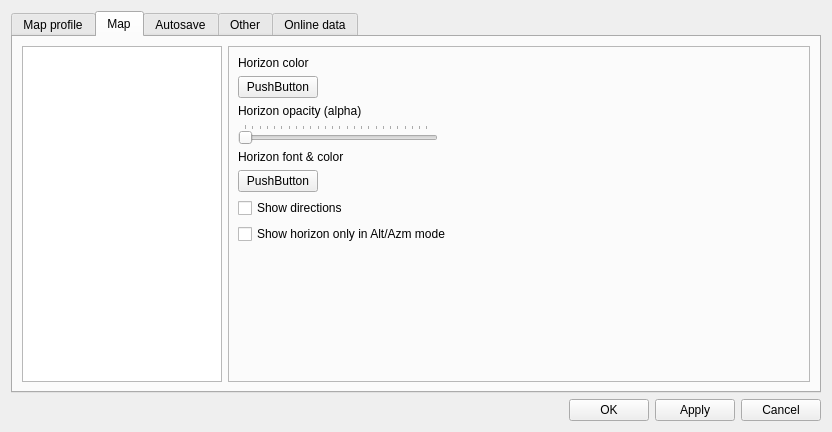
First picture: the form in csetting.ui, repository PavelMr/skytechx, before the edit.
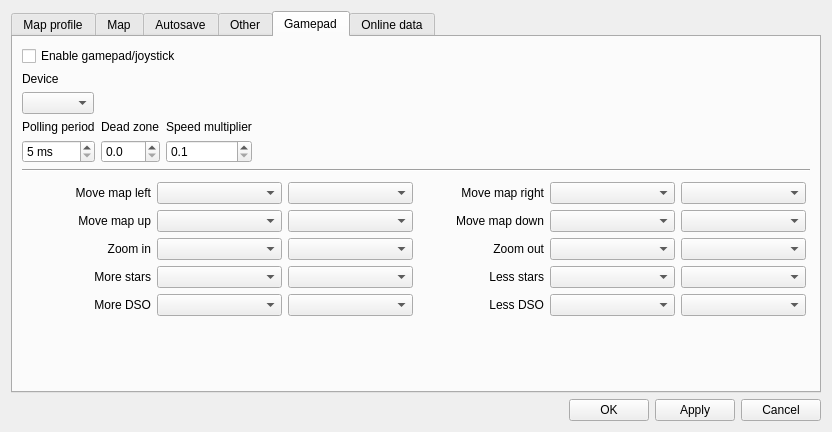
Second picture: the form after the edit. Custom widgets are drawn as their Qt base class.

Diff of the .ui file:
```diff
--- a/csetting.ui
+++ b/csetting.ui
@@ -20,7 +20,7 @@
       <enum>QTabWidget::Rounded</enum>
      </property>
      <property name="currentIndex">
-      <number>1</number>
+      <number>4</number>
      </property>
      <property name="documentMode">
       <bool>false</bool>
@@ -3435,6 +3435,327 @@
        </item>
       </layout>
      </widget>
+     <widget class="QWidget" name="tab_16">
+      <attribute name="title">
+       <string>Gamepad</string>
+      </attribute>
+      <layout class="QVBoxLayout" name="verticalLayout_79">
+       <item>
+        <layout class="QVBoxLayout" name="verticalLayout_78">
+         <item>
+          <widget class="QCheckBox" name="cb_gamepad">
+           <property name="text">
+            <string>Enable gamepad/joystick</string>
+           </property>
+          </widget>
+         </item>
+         <item>
+          <widget class="QLabel" name="label_81">
+           <property name="text">
+            <string>Device</string>
+           </property>
+          </widget>
+         </item>
+         <item>
+          <layout class="QHBoxLayout" name="horizontalLayout_11">
+           <item>
+            <widget class="QComboBox" name="cb_device"/>
+           </item>
+           <item>
+            <spacer name="horizontalSpacer_8">
+             <property name="orientation">
+              <enum>Qt::Horizontal</enum>
+             </property>
+             <property name="sizeHint" stdset="0">
+              <size>
+               <width>40</width>
+               <height>20</height>
+              </size>
+             </property>
+            </spacer>
+           </item>
+          </layout>
+         </item>
+         <item>
+          <layout class="QGridLayout" name="gridLayout_9">
+           <item row="1" column="0">
+            <widget class="QSpinBox" name="sb_period">
+             <property name="suffix">
+              <string> ms</string>
+             </property>
+             <property name="minimum">
+              <number>5</number>
+             </property>
+             <property name="maximum">
+              <number>500</number>
+             </property>
+             <property name="singleStep">
+              <number>5</number>
+             </property>
+            </widget>
+           </item>
+           <item row="1" column="2">
+            <widget class="QDoubleSpinBox" name="sb_gp_speed">
+             <property name="decimals">
+              <number>1</number>
+             </property>
+             <property name="minimum">
+              <double>0.100000000000000</double>
+             </property>
+             <property name="maximum">
+              <double>5.000000000000000</double>
+             </property>
+             <property name="singleStep">
+              <double>0.250000000000000</double>
+             </property>
+            </widget>
+           </item>
+           <item row="0" column="0">
+            <widget class="QLabel" name="label_92">
+             <property name="text">
+              <string>Polling period</string>
+             </property>
+            </widget>
+           </item>
+           <item row="0" column="1">
+            <widget class="QLabel" name="label_93">
+             <property name="text">
+              <string>Dead zone</string>
+             </property>
+            </widget>
+           </item>
+           <item row="0" column="2">
+            <widget class="QLabel" name="label_94">
+             <property name="text">
+              <string>Speed multiplier</string>
+             </property>
+            </widget>
+           </item>
+           <item row="1" column="3">
+            <spacer name="horizontalSpacer_9">
+             <property name="orientation">
+              <enum>Qt::Horizontal</enum>
+             </property>
+             <property name="sizeHint" stdset="0">
+              <size>
+               <width>40</width>
+               <height>20</height>
+              </size>
+             </property>
+            </spacer>
+           </item>
+           <item row="1" column="1">
+            <widget class="QDoubleSpinBox" name="sb_dead_zone">
+             <property name="decimals">
+              <number>1</number>
+             </property>
+             <property name="maximum">
+              <double>90.000000000000000</double>
+             </property>
+            </widget>
+           </item>
+          </layout>
+         </item>
+         <item>
+          <widget class="Line" name="line_2">
+           <property name="orientation">
+            <enum>Qt::Horizontal</enum>
+           </property>
+          </widget>
+         </item>
+         <item>
+          <layout class="QGridLayout" name="gridLayout_8">
+           <property name="leftMargin">
+            <number>4</number>
+           </property>
+           <property name="topMargin">
+            <number>4</number>
+           </property>
+           <property name="rightMargin">
+            <number>4</number>
+           </property>
+           <property name="bottomMargin">
+            <number>4</number>
+           </property>
+           <item row="3" column="0">
+            <widget class="QLabel" name="label_88">
+             <property name="text">
+              <string>More stars</string>
+             </property>
+             <property name="alignment">
+              <set>Qt::AlignRight|Qt::AlignTrailing|Qt::AlignVCenter</set>
+             </property>
+            </widget>
+           </item>
+           <item row="3" column="1">
+            <widget class="QComboBox" name="cb_more_stars"/>
+           </item>
+           <item row="3" column="3">
+            <widget class="QLabel" name="label_89">
+             <property name="text">
+              <string>Less stars</string>
+             </property>
+             <property name="alignment">
+              <set>Qt::AlignRight|Qt::AlignTrailing|Qt::AlignVCenter</set>
+             </property>
+            </widget>
+           </item>
+           <item row="3" column="4">
+            <widget class="QComboBox" name="cb_less_stars"/>
+           </item>
+           <item row="4" column="0">
+            <widget class="QLabel" name="label_90">
+             <property name="text">
+              <string>More DSO</string>
+             </property>
+             <property name="alignment">
+              <set>Qt::AlignRight|Qt::AlignTrailing|Qt::AlignVCenter</set>
+             </property>
+            </widget>
+           </item>
+           <item row="4" column="1">
+            <widget class="QComboBox" name="cb_more_dso"/>
+           </item>
+           <item row="4" column="3">
+            <widget class="QLabel" name="label_91">
+             <property name="text">
+              <string>Less DSO</string>
+             </property>
+             <property name="alignment">
+              <set>Qt::AlignRight|Qt::AlignTrailing|Qt::AlignVCenter</set>
+             </property>
+            </widget>
+           </item>
+           <item row="4" column="4">
+            <widget class="QComboBox" name="cb_less_dso"/>
+           </item>
+           <item row="1" column="2">
+            <widget class="QComboBox" name="cb_up_2"/>
+           </item>
+           <item row="0" column="2">
+            <widget class="QComboBox" name="cb_left_2"/>
+           </item>
+           <item row="3" column="2">
+            <widget class="QComboBox" name="cb_more_stars_2"/>
+           </item>
+           <item row="4" column="2">
+            <widget class="QComboBox" name="cb_more_dso_2"/>
+           </item>
+           <item row="2" column="2">
+            <widget class="QComboBox" name="cb_zoom_in_2"/>
+           </item>
+           <item row="1" column="4">
+            <widget class="QComboBox" name="cb_down"/>
+           </item>
+           <item row="1" column="1">
+            <widget class="QComboBox" name="cb_up"/>
+           </item>
+           <item row="1" column="3">
+            <widget class="QLabel" name="label_82">
+             <property name="text">
+              <string>Move map down</string>
+             </property>
+             <property name="alignment">
+              <set>Qt::AlignRight|Qt::AlignTrailing|Qt::AlignVCenter</set>
+             </property>
+            </widget>
+           </item>
+           <item row="0" column="3">
+            <widget class="QLabel" name="label_83">
+             <property name="text">
+              <string>Move map right</string>
+             </property>
+             <property name="alignment">
+              <set>Qt::AlignRight|Qt::AlignTrailing|Qt::AlignVCenter</set>
+             </property>
+            </widget>
+           </item>
+           <item row="0" column="1">
+            <widget class="QComboBox" name="cb_left"/>
+           </item>
+           <item row="0" column="4">
+            <widget class="QComboBox" name="cb_right"/>
+           </item>
+           <item row="1" column="0">
+            <widget class="QLabel" name="label_84">
+             <property name="text">
+              <string>Move map up</string>
+             </property>
+             <property name="alignment">
+              <set>Qt::AlignRight|Qt::AlignTrailing|Qt::AlignVCenter</set>
+             </property>
+            </widget>
+           </item>
+           <item row="0" column="0">
+            <widget class="QLabel" name="label_85">
+             <property name="text">
+              <string>Move map left</string>
+             </property>
+             <property name="alignment">
+              <set>Qt::AlignRight|Qt::AlignTrailing|Qt::AlignVCenter</set>
+             </property>
+            </widget>
+           </item>
+           <item row="2" column="0">
+            <widget class="QLabel" name="label_86">
+             <property name="text">
+              <string>Zoom in</string>
+             </property>
+             <property name="alignment">
+              <set>Qt::AlignRight|Qt::AlignTrailing|Qt::AlignVCenter</set>
+             </property>
+            </widget>
+           </item>
+           <item row="2" column="3">
+            <widget class="QLabel" name="label_87">
+             <property name="text">
+              <string>Zoom out</string>
+             </property>
+             <property name="alignment">
+              <set>Qt::AlignRight|Qt::AlignTrailing|Qt::AlignVCenter</set>
+             </property>
+            </widget>
+           </item>
+           <item row="2" column="1">
+            <widget class="QComboBox" name="cb_zoom_in"/>
+           </item>
+           <item row="2" column="4">
+            <widget class="QComboBox" name="cb_zoom_out"/>
+           </item>
+           <item row="0" column="5">
+            <widget class="QComboBox" name="cb_right_2"/>
+           </item>
+           <item row="1" column="5">
+            <widget class="QComboBox" name="cb_down_2"/>
+           </item>
+           <item row="2" column="5">
+            <widget class="QComboBox" name="cb_zoom_out_2"/>
+           </item>
+           <item row="3" column="5">
+            <widget class="QComboBox" name="cb_less_stars_2"/>
+           </item>
+           <item row="4" column="5">
+            <widget class="QComboBox" name="cb_less_dso_2"/>
+           </item>
+          </layout>
+         </item>
+        </layout>
+       </item>
+       <item>
+        <spacer name="verticalSpacer_8">
+         <property name="orientation">
+          <enum>Qt::Vertical</enum>
+         </property>
+         <property name="sizeHint" stdset="0">
+          <size>
+           <width>20</width>
+           <height>40</height>
+          </size>
+         </property>
+        </spacer>
+       </item>
+      </layout>
+     </widget>
      <widget class="QWidget" name="tab_7">
       <attribute name="title">
        <string>Online data</string>
```
